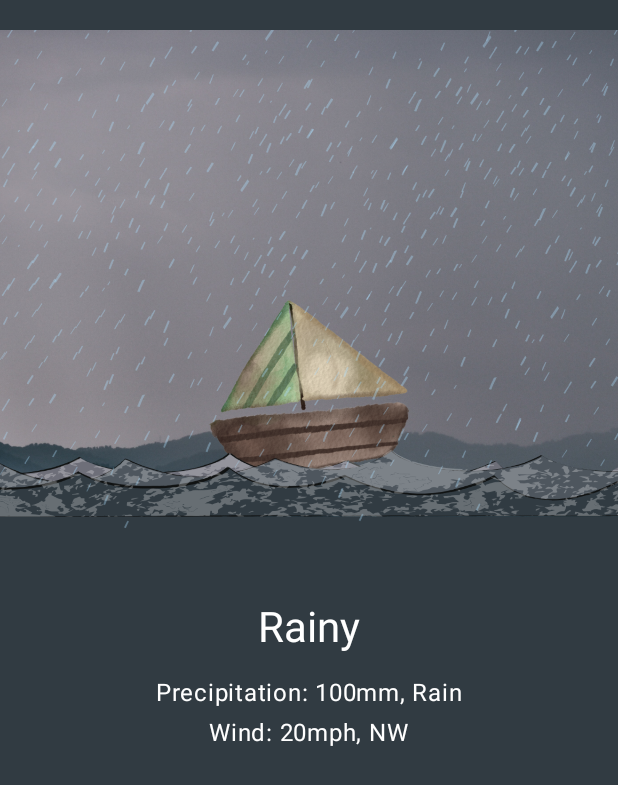
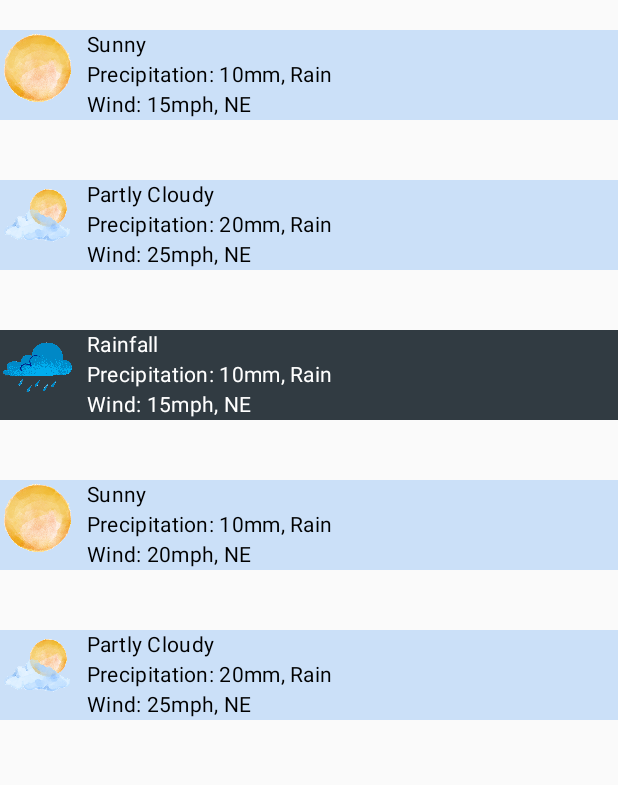
Before and after one commit to LadyJane1114/RedSky, an Android app built with Jetpack Compose: the screen it shows after launch (MainActivity), on a phone screen of 412 x 824 dp. Shown: the top 785 px of the screen. Run offline under Robolectric (Android 15) with nearby library versions, the phone set to English and light mode, and no system bars.

Commit message:
managed to get the Daily forecast page to display, now I want to make it look nice, because it's ugly right now.

```diff
--- a/app/src/main/java/com/example/redsky/MainActivity.kt
+++ b/app/src/main/java/com/example/redsky/MainActivity.kt
@@ -1,45 +1,30 @@
 package com.example.redsky
 
-import android.os.Build
 import android.os.Bundle
 import androidx.activity.ComponentActivity
 import androidx.activity.compose.setContent
 import androidx.activity.enableEdgeToEdge
+import androidx.compose.foundation.lazy.LazyColumn
+import androidx.compose.foundation.lazy.items
 
 import androidx.compose.material3.MaterialTheme
-import androidx.compose.material3.Text
 import androidx.compose.runtime.Composable
-import androidx.compose.ui.Modifier
-import com.example.redsky.models.Current
-import com.example.redsky.ui.screens.CurrentWeather
+import com.example.redsky.data.PlaceholderData
+import com.example.redsky.data.PlaceholderData.forecastSample
+import com.example.redsky.models.Forecast
+import com.example.redsky.ui.screens.DailyForecast
+import com.example.redsky.ui.screens.ForecastList
 import com.example.redsky.ui.theme.RedSkyTheme
 
 class MainActivity : ComponentActivity() {
     override fun onCreate(savedInstanceState: Bundle?) {
         super.onCreate(savedInstanceState)
         enableEdgeToEdge()
-//need to add some sort of way for the app to tell what time of day it is if I want to include my nighttime backgrounds. Also need to include some snow backgrounds because I forgot!! oopsie
-        val sampleCurrent = Current(
-//            weatherImageRes = R.drawable.afternoon_sunny,
-//            condition = "Sunny",
-////            temperature = Temperature(current = 25),
-//            precipitationAmount = 0,
-//            precipitationType = "None",
-//            windDirection = "NE",
-//            windSpeed = 15
-            weatherImageRes = R.drawable.day_rain,
-            condition = "Rainy",
-//            temperature = Temperature(current = 25),
-            precipitationAmount = 100,
-            precipitationType = "Rain",
-            windDirection = "NW",
-            windSpeed = 20
-        )
-
         setContent {
             RedSkyTheme {
                 MaterialTheme {
-                    CurrentWeather(current = sampleCurrent)
+//                    CurrentWeather(current = sampleCurrent)
+                    ForecastList(forecasts = forecastSample)
                 }
 
             }
--- a/app/src/main/java/com/example/redsky/ui/screens/DailyForecast.kt
+++ b/app/src/main/java/com/example/redsky/ui/screens/DailyForecast.kt
@@ -5,6 +5,7 @@ import androidx.compose.foundation.background
 import androidx.compose.foundation.layout.Column
 import androidx.compose.foundation.layout.Row
 import androidx.compose.foundation.layout.Spacer
+import androidx.compose.foundation.layout.fillMaxWidth
 import androidx.compose.foundation.layout.padding
 import androidx.compose.foundation.layout.size
 import androidx.compose.foundation.layout.width
@@ -25,7 +26,7 @@ import com.example.redsky.ui.theme.SunnyBlue
 fun getForecastBackgroundColor(condition:String): Color {
     return when (condition.lowercase()){
         "sunny" -> SunnyBlue
-        "rainy" -> DayRain
+        "rainfall" -> DayRain
         "partly cloudy" -> SunnyBlue
         else -> Color.White
     }
@@ -34,34 +35,45 @@ fun getForecastBackgroundColor(condition:String): Color {
 fun getForecastTextColor(condition:String): Color {
     return when (condition.lowercase()){
         "sunny" -> Color.Black
-        "rainy" -> Color.White
+        "rainfall" -> Color.White
         "partly cloudy" -> Color.Black
         else -> Color.White
     }
 }
 
-@Composable
-fun ForecastList(forecasts: List<Forecast>) {
-    LazyColumn {
-        items(forecasts){ forecast -> DailyForecast(forecast)}
+fun getTodaysBackgroundColor(condition: String): Color {
+    return when (condition.lowercase()){
+        "sunny" -> SunnyBlue
+        "rainfall" -> DayRain
+        "partly cloudy" -> SunnyBlue
+        else -> Color.White
     }
 }
 
 
 @Composable
+fun ForecastList(forecasts: List<Forecast>) {
+    LazyColumn  {
+        items(forecasts){ forecast -> DailyForecast(forecast)}
+    }
+}
+
+@Composable
 fun DailyForecast (forecast: Forecast){
-    val forecastBackgroundColor = getBackgroundColor(forecast.condition)
+    val forecastBackgroundColor = getForecastBackgroundColor(forecast.condition)
     val forecastTextColor = getForecastTextColor(forecast.condition)
 
     Row(modifier = Modifier
-        .padding(17.dp)
+        .padding(0.dp,20.dp)
         .background(forecastBackgroundColor)
+        .fillMaxWidth()
     ){
         Image(
             painterResource(id = forecast.weatherImageRes),
             contentDescription = forecast.condition,
             modifier = Modifier
                 .size(50.dp)
+                .padding(2.dp)
         )
         Spacer(modifier = Modifier.width(8.dp))
 
```
Also changed, not shown: app/src/main/java/com/example/redsky/data/placeholderCurrentWeather.kt (added, +25 -0 lines).
